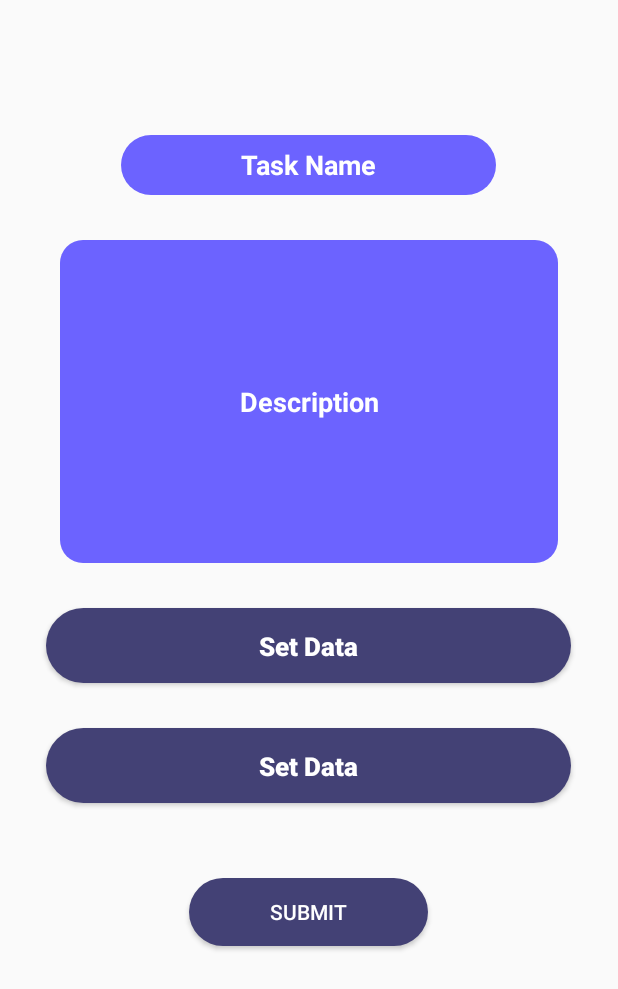
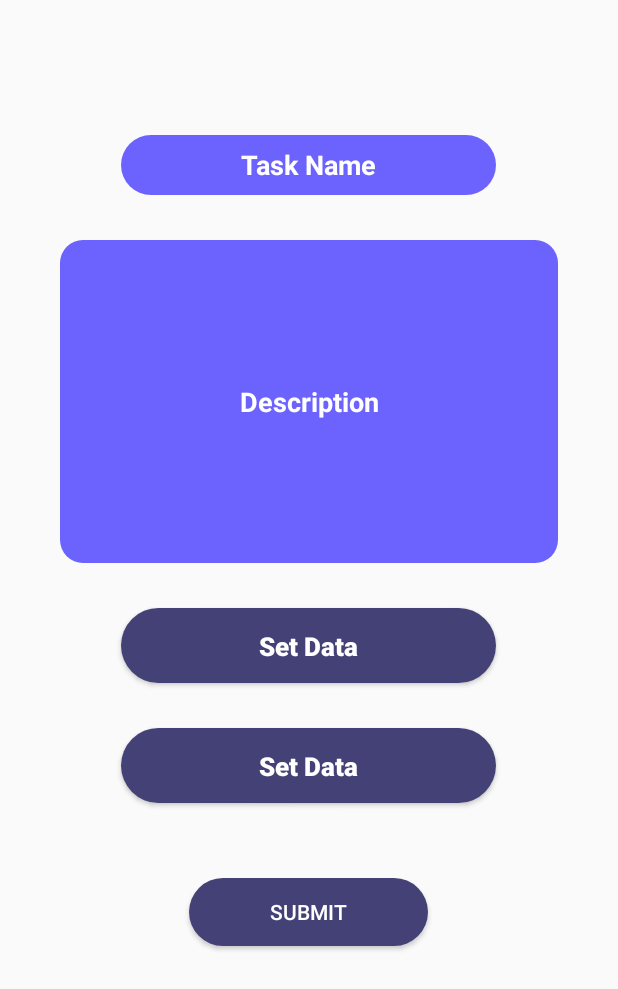
Before and after one commit to salemawad/Mahami_app, an Android app: the screen it shows after launch (New_Task), on a phone screen of 412 x 824 dp. Shown: the top 989 px of the screen. Run offline under Robolectric (Android 15) with nearby library versions, the phone set to English and light mode, and no system bars; Roboto replaces fonts that are not available here.

Commit message:
Add Login_Sing_up_Activity To And Splash_Screen Add Nav Drawer Make Splash Screen Show Just First Time Make Method That Check If User Had login or not Fix Error !!!!! Add Data And Time Picker

```diff
--- a/app/src/main/java/com/example/final_projects/New_Task.java
+++ b/app/src/main/java/com/example/final_projects/New_Task.java
@@ -93,10 +93,13 @@ public class New_Task extends AppCompatActivity {
         OnDateSetListener = new DatePickerDialog.OnDateSetListener() {
             @Override
             public void onDateSet(DatePicker view, int day, int month, int year) {
+                month = month+1;
                 Log.d(TAG, "onDateSet: date: " + day + "/" + month + "/" + year);
                 String date = day + "/" + month + "/" + year;
+
                 data_btn.setText(date);
             }
+
         };
     }
 }
--- a/app/src/main/res/layout/activity_new__task.xml
+++ b/app/src/main/res/layout/activity_new__task.xml
@@ -36,7 +36,7 @@
 
     <Button
         android:id="@+id/date_picker_actions"
-        android:layout_width="350dp"
+        android:layout_width="250dp"
         android:layout_height="50sp"
         android:layout_gravity="center"
         android:layout_marginTop="30sp"
@@ -52,7 +52,7 @@
 
     <Button
         android:id="@+id/time_picker_actions"
-        android:layout_width="350dp"
+        android:layout_width="250dp"
         android:layout_height="50sp"
         android:layout_gravity="center"
         android:layout_marginTop="30sp"
```
